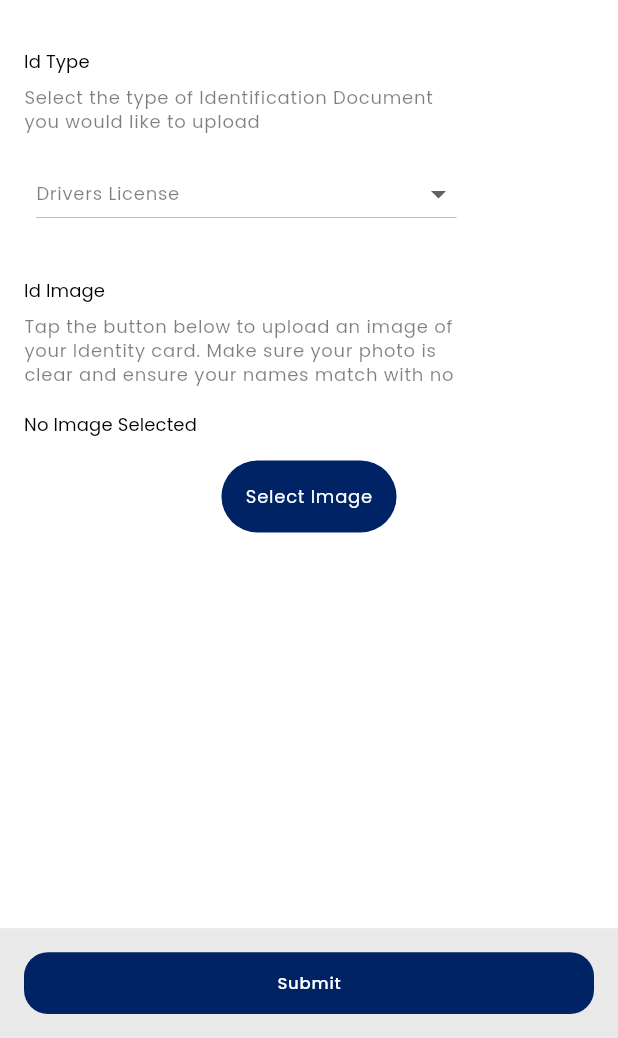
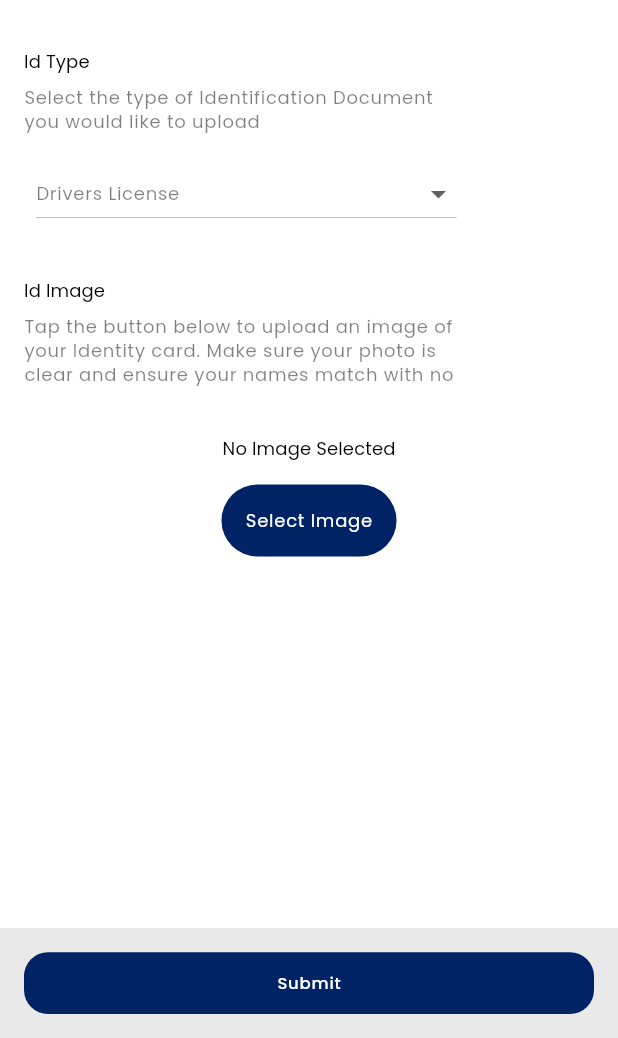
Before and after one commit to ahmvddddd/vider, a Flutter app: the VerifyIdScreen screen opened directly, on a phone screen of 412 x 824 dp, the part 198-1236 px from its top. Run offline on Flutter 3.47's test engine with Material 3 defaults, Android fonts, the phone set to English and light mode, and no system bars; our stand-ins replace awesome_notifications, badges, camera, carousel_slider, connectivity_plus, firebase_core and 15 more; missing offline and left inert: awesome_notifications_fcm; accounts and stored records are empty; network calls fail; project files that could hold a hidden picture were left out.

Commit message:
demo removal

```diff
--- a/lib/main.dart
+++ b/lib/main.dart
@@ -58,7 +58,7 @@ Future<void> main() async {
           ledColor: Colors.white,
           channelShowBadge: true,
         ),
-      ]);
+      ], debug: false);
 
       // 🔑 FCM + Awesome Notifications
       await AwesomeNotificationsFcm().initialize(
--- a/lib/screens/home/widgets/home_search_bar.dart
+++ b/lib/screens/home/widgets/home_search_bar.dart
@@ -181,7 +181,7 @@ class _HomeSearchbarState extends ConsumerState<HomeSearchBar> {
               ),
           error:
               (err, stack) => ErrorRetry(
-                err: err,
+                err: 'An error occured, failed to fetch providers',
                 onPressed: () {
                   ref.refresh(searchProfilesProvider);
                 },
--- a/lib/screens/providers/all_providers_screen.dart
+++ b/lib/screens/providers/all_providers_screen.dart
@@ -185,7 +185,7 @@ class AllProvidersScreen extends ConsumerWidget {
             ),
         error:
             (err, _) => ErrorRetry(
-                err: err,
+                err: 'An error occured, failed to fetch providers',
                 onPressed: () {
                   ref.refresh(providerProfilesController);
                 },
--- a/lib/screens/providers/widgets/providers_grid.dart
+++ b/lib/screens/providers/widgets/providers_grid.dart
@@ -71,7 +71,7 @@ class ProvidersGrid extends ConsumerWidget {
       loading: () => const ProvidersGridShimmer(),
       error:
           (err, _) => ErrorRetry(
-            err: err,
+            err: 'An error occured. Could not load categories',
             onPressed: () {
               ref.refresh(categoriesProvider);
             },
--- a/lib/screens/settings/components/verify_id_screen.dart
+++ b/lib/screens/settings/components/verify_id_screen.dart
@@ -156,11 +156,16 @@ class _UploadIdScreenState extends ConsumerState<VerifyIdScreen> {
                     'Tap the button below to upload an image of your Identity card. Make sure your photo is clear and ensure your names match with no spelling error.',
               ),
 
-              const SizedBox(height: Sizes.spaceBtwItems),
+              const SizedBox(height: Sizes.spaceBtwSections),
               idImage == null
-                  ? Text(
-                    'No Image Selected',
-                    style: Theme.of(context).textTheme.labelLarge,
+                  ? Row(
+                    mainAxisAlignment: MainAxisAlignment.center,
+                    children: [
+                      Text(
+                        'No Image Selected',
+                        style: Theme.of(context).textTheme.labelLarge,
+                      ),
+                    ],
                   )
                   : Container(
                     height: screenHeight * 0.20,
```
Also changed, not shown: lib/screens/settings/components/general_account_settings.dart (+8 -2 lines), lib/screens/transactions/transaction_history.dart (+13 -21 lines).
